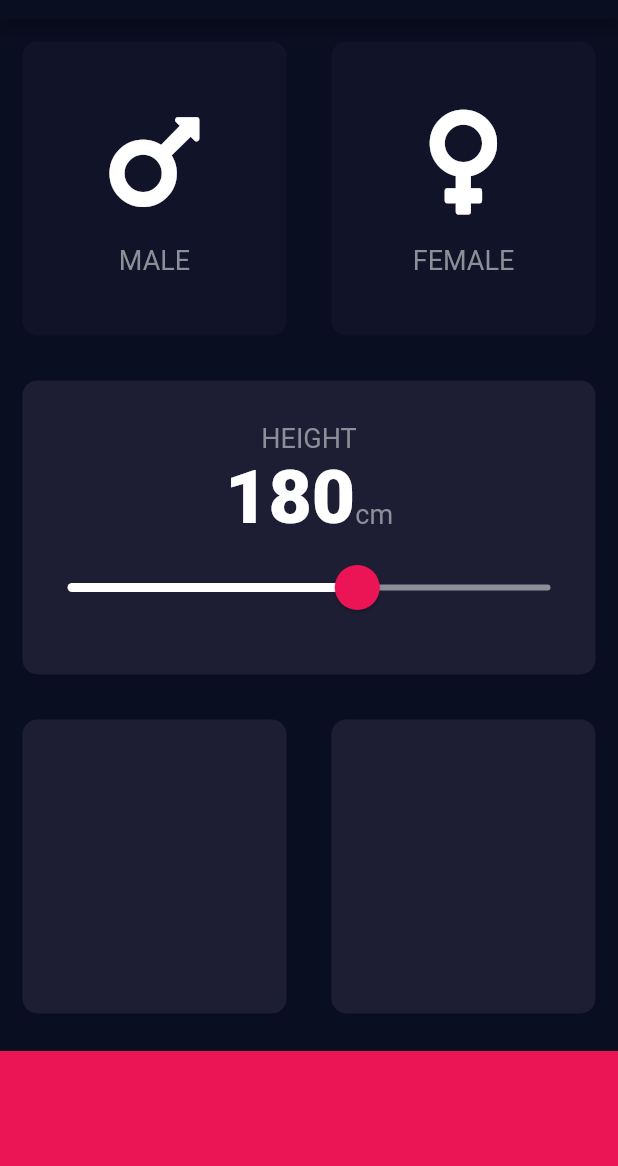
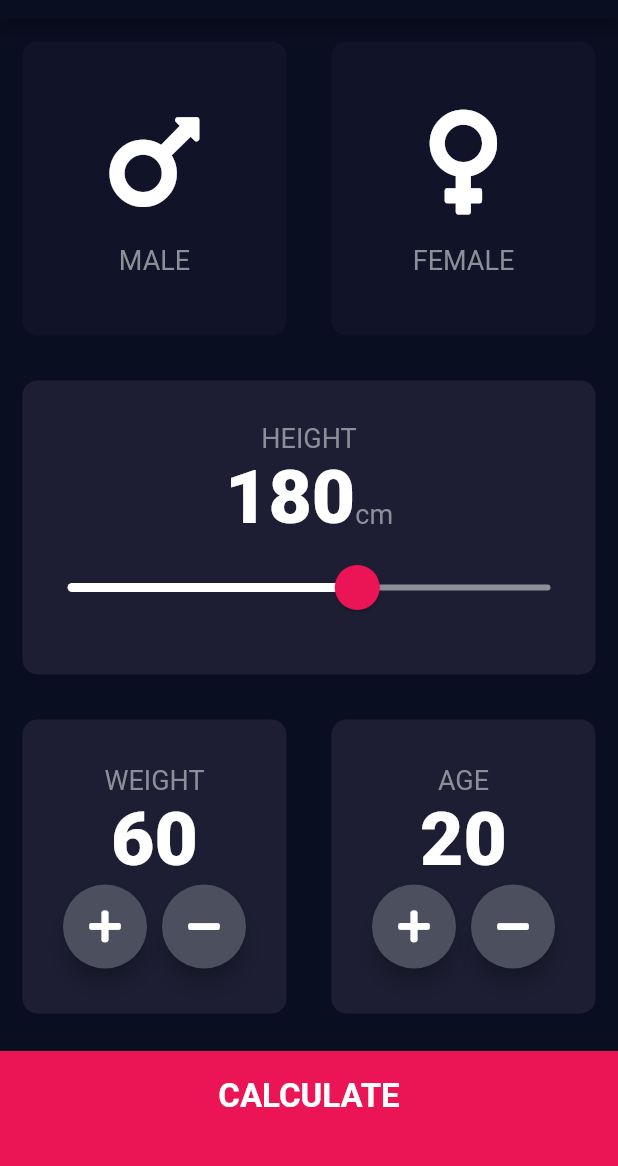
Before and after one commit to e-lsewhere/bmi-flutter, a Flutter app: the screen it shows after launch, on a phone screen of 412 x 824 dp, the part 65-1231 px from its top. Run offline on Flutter 3.47's test engine with Material 2 defaults, Android fonts, the phone set to English and light mode, and no system bars; our stand-ins replace font_awesome_flutter.

Commit message:
finalized app with bmi functionality and additional custom widgets

```diff
--- /dev/null
+++ b/lib/calculator_brain.dart
@@ -0,0 +1,35 @@
+import 'dart:math';
+
+class CalculatorBrain {
+  CalculatorBrain({this.height, this.weight});
+
+  final int height;
+  final int weight;
+
+  double _bmi;
+
+  String calculateBMI() {
+    _bmi = weight / pow(height / 100, 2);
+    return _bmi.toStringAsFixed(1);
+  }
+
+  String getResult() {
+    if (_bmi >= 25) {
+      return 'Overweight';
+    } else if (_bmi > 18.5) {
+      return 'Normal';
+    } else {
+      return 'Underweight';
+    }
+  }
+
+  String getInterpretation() {
+    if (_bmi >= 25) {
+      return 'You have a higher than normal body weight. You should exercise more!';
+    } else if (_bmi > 18.5) {
+      return 'You have a normal body weight. Good job!';
+    } else {
+      return 'You have a lower than normal body weight. Try eating more Cuban food!';
+    }
+  }
+}
--- /dev/null
+++ b/lib/components/bottom_button.dart
@@ -0,0 +1,29 @@
+import 'package:flutter/material.dart';
+import 'package:bmi_calculator/constants.dart';
+
+class BottomButton extends StatelessWidget {
+  BottomButton({@required this.onTap, @required this.buttonTitle});
+
+  final Function onTap;
+  final String buttonTitle;
+
+  @override
+  Widget build(BuildContext context) {
+    return GestureDetector(
+      onTap: onTap,
+      child: Container(
+        child: Center(
+          child: Text(
+            buttonTitle,
+            style: kLargeButtonTextStyle,
+          ),
+        ),
+        color: kBottomContainerColor,
+        margin: EdgeInsets.only(top: 10),
+        padding: EdgeInsets.only(bottom: 20.0),
+        width: double.infinity,
+        height: kBottomContainerHeight,
+      ),
+    );
+  }
+}
--- a/lib/icon_content.dart
+++ b/lib/components/icon_content.dart
@@ -1,5 +1,5 @@
 import 'package:flutter/material.dart';
-import 'constants.dart';
+import 'package:bmi_calculator/constants.dart';
 
 class IconContent extends StatelessWidget {
   IconContent({this.label, this.icon});
--- /dev/null
+++ b/lib/components/round_icon_button.dart
@@ -0,0 +1,20 @@
+import 'package:flutter/material.dart';
+
+class RoundIconButton extends StatelessWidget {
+  RoundIconButton({@required this.icon, @required this.onPressed});
+
+  final IconData icon;
+  final Function onPressed;
+
+  @override
+  Widget build(BuildContext context) {
+    return RawMaterialButton(
+      child: Icon(icon),
+      onPressed: onPressed,
+      constraints: BoxConstraints.tightFor(width: 56.0, height: 56.0),
+      elevation: 6.0,
+      shape: CircleBorder(),
+      fillColor: Color(0xFF4C4F5E),
+    );
+  }
+}
--- a/lib/main.dart
+++ b/lib/main.dart
@@ -3,7 +3,7 @@
 // file.
 
 import 'package:flutter/material.dart';
-import 'input_page.dart';
+import 'package:bmi_calculator/screens/input_page.dart';
 
 void main() => runApp(BMICalculator());
 
--- a/lib/input_page.dart
+++ b/lib/screens/input_page.dart
@@ -2,9 +2,13 @@
 
 import 'package:flutter/material.dart';
 import 'package:font_awesome_flutter/font_awesome_flutter.dart';
-import 'icon_content.dart';
-import 'reusable_card.dart';
-import 'constants.dart';
+import 'package:bmi_calculator/components/icon_content.dart';
+import 'package:bmi_calculator/components/reusable_card.dart';
+import 'package:bmi_calculator/constants.dart';
+import 'package:bmi_calculator/screens/results_page.dart';
+import 'package:bmi_calculator/components/bottom_button.dart';
+import 'package:bmi_calculator/components/round_icon_button.dart';
+import 'package:bmi_calculator/calculator_brain.dart';
 
 enum Gender {
   MALE,
@@ -19,6 +23,8 @@ class InputPage extends StatefulWidget {
 class _InputPageState extends State<InputPage> {
   Gender selectedGender;
   int height = 180;
+  int weight = 60;
+  int age = 20;
 
   @override
   Widget build(BuildContext context) {
@@ -124,21 +130,115 @@ class _InputPageState extends State<InputPage> {
                 Expanded(
                   child: ReusableCard(
                     color: kActiveCardColor,
+                    cardChild: Column(
+                      mainAxisAlignment: MainAxisAlignment.center,
+                      children: <Widget>[
+                        Text(
+                          'WEIGHT',
+                          style: kLabelTextStyle,
+                        ),
+                        Text(
+                          weight.toString(),
+                          style: kNumberTextStyle,
+                        ),
+                        Row(
+                          mainAxisAlignment: MainAxisAlignment.center,
+                          children: <Widget>[
+                            RoundIconButton(
+                              onPressed: () {
+                                setState(() {
+                                  if (weight == 120) {
+                                    return;
+                                  } else {
+                                    weight++;
+                                  }
+                                });
+                              },
+                              icon: FontAwesomeIcons.plus,
+                            ),
+                            SizedBox(
+                              width: 10.0,
+                            ),
+                            RoundIconButton(
+                              onPressed: () {
+                                setState(() {
+                                  if (weight == 60) {
+                                    return;
+                                  } else {
+                                    weight--;
+                                  }
+                                });
+                              },
+                              icon: FontAwesomeIcons.minus,
+                            ),
+                          ],
+                        ),
+                      ],
+                    ),
                   ),
                 ),
                 Expanded(
                   child: ReusableCard(
                     color: kActiveCardColor,
+                    cardChild: Column(
+                      mainAxisAlignment: MainAxisAlignment.center,
+                      children: <Widget>[
+                        Text(
+                          'AGE',
+                          style: kLabelTextStyle,
+                        ),
+                        Text(
+                          age.toString(),
+                          style: kNumberTextStyle,
+                        ),
+                        Row(
+                          mainAxisAlignment: MainAxisAlignment.center,
+                          children: <Widget>[
+                            RoundIconButton(
+                              onPressed: () {
+                                setState(() {
+                                  age++;
+                                });
+                              },
+                              icon: FontAwesomeIcons.plus,
+                            ),
+                            SizedBox(
+                              width: 10.0,
+                            ),
+                            RoundIconButton(
+                              onPressed: () {
+                                setState(() {
+                                  age--;
+                                });
+                              },
+                              icon: FontAwesomeIcons.minus,
+                            ),
+                          ],
+                        ),
+                      ],
+                    ),
                   ),
                 ),
               ],
             ),
           ),
-          Container(
-            color: kBottomContainerColor,
-            margin: EdgeInsets.only(top: 10),
-            width: double.infinity,
-            height: kBottomContainerHeight,
+          BottomButton(
+            buttonTitle: 'CALCULATE',
+            onTap: () {
+              CalculatorBrain calc =
+                  CalculatorBrain(height: height, weight: weight);
+
+              Navigator.push(
+                context,
+                MaterialPageRoute(
+                  builder: (context) => ResultsPage(
+                    bmiResults: calc.calculateBMI(),
+                    resultText: calc.getResult(),
+                    interpretation: calc.getInterpretation(),
+                  ),
+                ),
+              );
+            },
           ),
         ],
       ),
```
Also changed, not shown: lib/constants.dart (+31 -0 lines), lib/screens/results_page.dart (added, +83 -0 lines), lib/components/reusable_card.dart (renamed from lib/reusable_card.dart).
